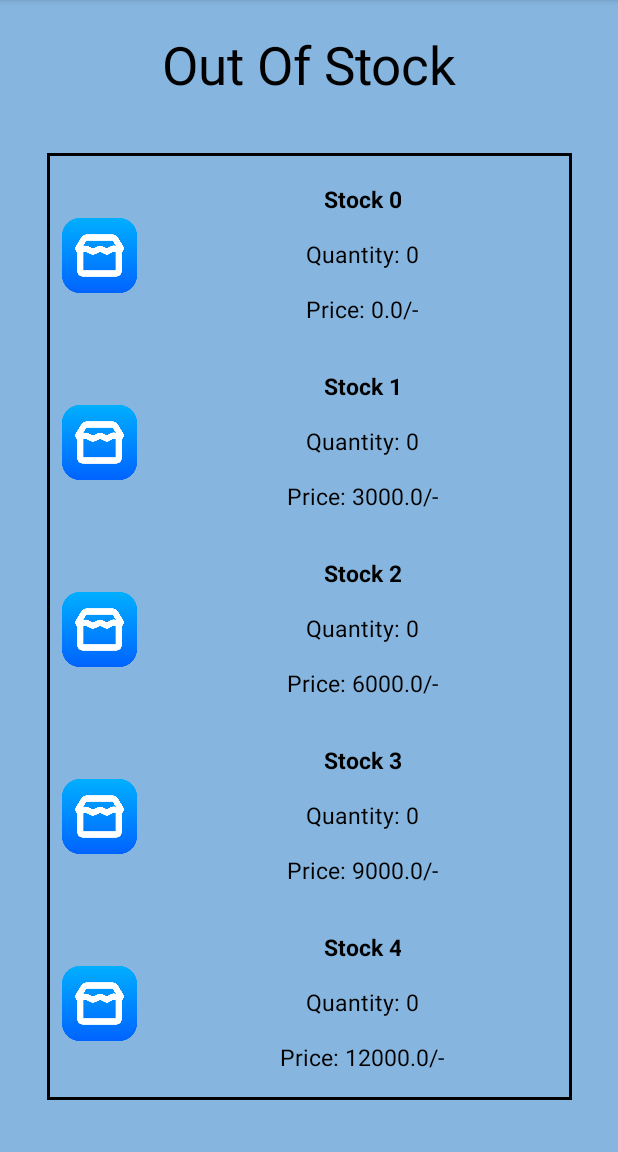
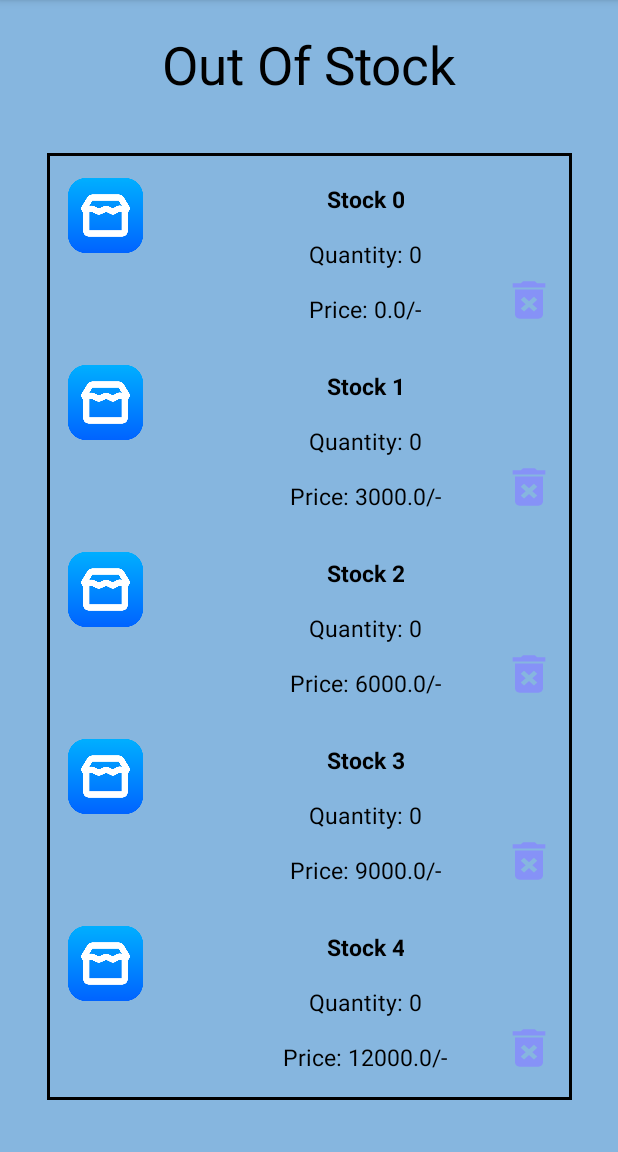
Before and after one commit to parasnparmar/ShopStock, an Android app: the OutOfStock screen opened directly, with no data from a screen before it, on a phone screen of 412 x 824 dp, the part 84-1236 px from its top. Run offline under Robolectric (Android 15) with nearby library versions, the phone set to English and light mode, and no system bars; our stand-ins replace data binding.

Commit message:
Add Functionalitiy Done

```diff
--- a/app/src/main/java/com/example/shopstock/OutOfStock.java
+++ b/app/src/main/java/com/example/shopstock/OutOfStock.java
@@ -10,7 +10,7 @@ import com.example.shopstock.databinding.ActivityOutOfStockBinding;
 
 import java.util.ArrayList;
 
-public class OutOfStock extends AppCompatActivity {
+public class OutOfStock extends AppCompatActivity implements StockAdapter.OnItemClickListener {
     RecyclerView recyclerView;
     ActivityOutOfStockBinding activityOutOfStockBinding;
     StockAdapter stockAdapter;
@@ -24,7 +24,7 @@ public class OutOfStock extends AppCompatActivity {
         setContentView(activityOutOfStockBinding.getRoot());
         initStocks();
 
-        stockAdapter = new StockAdapter(stocks);
+        stockAdapter = new StockAdapter(stocks,this);
         activityOutOfStockBinding.recyclerViewOutOfStocks.setAdapter(stockAdapter);
         activityOutOfStockBinding.recyclerViewOutOfStocks.setLayoutManager(new LinearLayoutManager(
                 this,
@@ -43,4 +43,9 @@ public class OutOfStock extends AppCompatActivity {
                     i * 3000));
         }
     }
+
+    @Override
+    public void onItemDeleteClick(StocksData stock) {
+
+    }
 }
--- a/app/src/main/java/com/example/shopstock/ProductDao.java
+++ b/app/src/main/java/com/example/shopstock/ProductDao.java
@@ -1,6 +1,7 @@
 package com.example.shopstock;
 
 import androidx.room.Dao;
+import androidx.room.Delete;
 import androidx.room.Insert;
 import androidx.room.Query;
 
@@ -11,6 +12,9 @@ public interface ProductDao {
     @Insert
     void insert(Product product);
 
+    @Delete
+    void delete(Product product);
+
     @Query("SELECT * FROM product")
     List<Product> getAllProducts();
 }
--- a/app/src/main/java/com/example/shopstock/StockAdapter.java
+++ b/app/src/main/java/com/example/shopstock/StockAdapter.java
@@ -3,25 +3,36 @@ package com.example.shopstock;
 import android.view.LayoutInflater;
 import android.view.View;
 import android.view.ViewGroup;
+import android.widget.Button;
 import android.widget.ImageView;
 import android.widget.TextView;
 
 import androidx.annotation.NonNull;
 import androidx.recyclerview.widget.RecyclerView;
 
+import com.example.shopstock.R;
+import com.example.shopstock.Stocks;
+import com.example.shopstock.StocksData;
+
 import java.util.ArrayList;
 
 public class StockAdapter extends RecyclerView.Adapter<StockAdapter.StockViewHolder> {
+    private ArrayList<StocksData> stocksArrayList;
+    private OnItemClickListener onItemClickListener;
 
-    private ArrayList<StocksData> stocksArrayList;
+    public interface OnItemClickListener {
+        void onItemDeleteClick(StocksData stock);
+    }
 
-    public StockAdapter(ArrayList<StocksData> stocksArrayList) {
+    public StockAdapter(ArrayList<StocksData> stocksArrayList, OnItemClickListener onItemClickListener) {
         this.stocksArrayList = stocksArrayList;
+        this.onItemClickListener = onItemClickListener;
     }
 
     class StockViewHolder extends RecyclerView.ViewHolder {
         TextView txtTitle, txtQuantity, txtPrice;
         ImageView imgProduct;
+        Button btnDelete;
 
         public StockViewHolder(View itemView) {
             super(itemView);
@@ -29,6 +40,14 @@ public class StockAdapter extends RecyclerView.Adapter<StockAdapter.StockViewHol
             txtQuantity = itemView.findViewById(R.id.txtStockQuantity);
             txtPrice = itemView.findViewById(R.id.txtStockPrice);
             imgProduct = itemView.findViewById(R.id.imgProduct);
+            btnDelete = itemView.findViewById(R.id.btnRemoveProduct);
+
+            btnDelete.setOnClickListener(v -> {
+                int position = getAdapterPosition();
+                if (position != RecyclerView.NO_POSITION) {
+                    onItemClickListener.onItemDeleteClick(stocksArrayList.get(position));
+                }
+            });
         }
     }
 
--- /dev/null
+++ b/app/src/main/res/drawable/baseline_delete_forever_24.xml
@@ -0,0 +1,5 @@
+<vector xmlns:android="http://schemas.android.com/apk/res/android" android:height="24dp" android:tint="#8692F7" android:viewportHeight="24" android:viewportWidth="24" android:width="24dp">
+
+    <path android:fillColor="@android:color/white" android:pathData="M6,19c0,1.1 0.9,2 2,2h8c1.1,0 2,-0.9 2,-2L18,7L6,7v12zM8.46,11.88l1.41,-1.41L12,12.59l2.12,-2.12 1.41,1.41L13.41,14l2.12,2.12 -1.41,1.41L12,15.41l-2.12,2.12 -1.41,-1.41L10.59,14l-2.13,-2.12zM15.5,4l-1,-1h-5l-1,1L5,4v2h14L19,4z"/>
+
+</vector>
--- a/app/src/main/res/layout/stocks_view.xml
+++ b/app/src/main/res/layout/stocks_view.xml
@@ -1,5 +1,6 @@
 <?xml version="1.0" encoding="utf-8"?>
-<layout xmlns:android="http://schemas.android.com/apk/res/android"
+<layout xmlns:tools="http://schemas.android.com/tools"
+    xmlns:android="http://schemas.android.com/apk/res/android"
     xmlns:app="http://schemas.android.com/apk/res-auto">
 
     <data>
@@ -18,10 +19,11 @@
             android:id="@+id/imgProduct"
             android:layout_width="50dp"
             android:layout_height="50dp"
+            android:layout_marginLeft="4dp"
             app:layout_constraintBottom_toBottomOf="parent"
             app:layout_constraintLeft_toLeftOf="parent"
             app:layout_constraintTop_toTopOf="parent"
-            app:layout_constraintVertical_bias="0.612" />
+            app:layout_constraintVertical_bias="0.12" />
 
         <TextView
             android:id="@+id/txtStockTitle"
@@ -65,6 +67,21 @@
             app:layout_constraintRight_toRightOf="parent"
             android:layout_marginTop="15dp" />
 
+        <Button
+            android:id="@+id/btnRemoveProduct"
+            android:layout_width="37dp"
+            android:layout_height="33dp"
+            android:background="@drawable/baseline_delete_forever_24"
+            android:textColor="@color/white"
+            android:textSize="10sp"
+            app:layout_constraintBottom_toBottomOf="parent"
+            app:layout_constraintEnd_toEndOf="parent"
+            app:layout_constraintHorizontal_bias="1.0"
+            app:layout_constraintLeft_toLeftOf="parent"
+            app:layout_constraintStart_toEndOf="@+id/txtStockTitle"
+            app:layout_constraintTop_toTopOf="parent"
+            app:layout_constraintVertical_bias="1.0" />
+
 
     </androidx.constraintlayout.widget.ConstraintLayout>
 </layout>
```
Also changed, not shown: app/src/main/java/com/example/shopstock/Stocks.java (+26 -4 lines).
